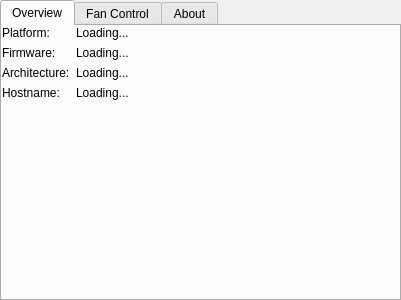
Old version of the form main.ui in the repository AnonymousHacker1279/RaspiControlPanel.
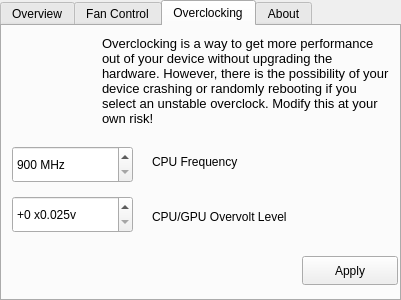
New version of the form. The open tabs and pages were chosen to show the change. Icons and pictures are not drawn.

Commit message: 0.2.0 Update Added the ability to overclock/overvolt directly from the application

```diff
--- a/main.ui
+++ b/main.ui
@@ -335,6 +335,120 @@
      </layout>
     </widget>
    </widget>
+   <widget class="QWidget" name="overclocking">
+    <attribute name="title">
+     <string>Overclocking</string>
+    </attribute>
+    <widget class="QLabel" name="overclockingIcon">
+     <property name="geometry">
+      <rect>
+       <x>0</x>
+       <y>0</y>
+       <width>101</width>
+       <height>101</height>
+      </rect>
+     </property>
+     <property name="text">
+      <string>&lt;html&gt;&lt;head/&gt;&lt;body&gt;&lt;p&gt;&lt;img src=&quot;:/overclocking/assets/overclock.png&quot;/&gt;&lt;/p&gt;&lt;/body&gt;&lt;/html&gt;</string>
+     </property>
+    </widget>
+    <widget class="QLabel" name="overclockingLabel">
+     <property name="geometry">
+      <rect>
+       <x>100</x>
+       <y>0</y>
+       <width>291</width>
+       <height>111</height>
+      </rect>
+     </property>
+     <property name="text">
+      <string>&lt;html&gt;&lt;head/&gt;&lt;body&gt;&lt;p&gt;&lt;span style=&quot; font-size:10pt;&quot;&gt;Overclocking is a way to get more performance out of your device without upgrading the hardware. However, there is the possibility of your device crashing or randomly rebooting if you select an unstable overclock. Modify this at your own risk!&lt;/span&gt;&lt;/p&gt;&lt;/body&gt;&lt;/html&gt;</string>
+     </property>
+     <property name="wordWrap">
+      <bool>true</bool>
+     </property>
+    </widget>
+    <widget class="QSpinBox" name="cpuFreqBox">
+     <property name="geometry">
+      <rect>
+       <x>10</x>
+       <y>120</y>
+       <width>121</width>
+       <height>37</height>
+      </rect>
+     </property>
+     <property name="suffix">
+      <string> MHz</string>
+     </property>
+     <property name="prefix">
+      <string/>
+     </property>
+     <property name="minimum">
+      <number>900</number>
+     </property>
+     <property name="maximum">
+      <number>2500</number>
+     </property>
+    </widget>
+    <widget class="QLabel" name="overclockingLabel_2">
+     <property name="geometry">
+      <rect>
+       <x>150</x>
+       <y>120</y>
+       <width>231</width>
+       <height>31</height>
+      </rect>
+     </property>
+     <property name="text">
+      <string>CPU Frequency</string>
+     </property>
+    </widget>
+    <widget class="QSpinBox" name="overvoltBox">
+     <property name="geometry">
+      <rect>
+       <x>10</x>
+       <y>170</y>
+       <width>121</width>
+       <height>37</height>
+      </rect>
+     </property>
+     <property name="suffix">
+      <string> x0.025v</string>
+     </property>
+     <property name="prefix">
+      <string>+</string>
+     </property>
+     <property name="maximum">
+      <number>6</number>
+     </property>
+    </widget>
+    <widget class="QLabel" name="overclockingLabel_3">
+     <property name="geometry">
+      <rect>
+       <x>150</x>
+       <y>170</y>
+       <width>241</width>
+       <height>41</height>
+      </rect>
+     </property>
+     <property name="text">
+      <string>CPU/GPU Overvolt Level</string>
+     </property>
+    </widget>
+    <widget class="QPushButton" name="overclockApply">
+     <property name="geometry">
+      <rect>
+       <x>300</x>
+       <y>230</y>
+       <width>96</width>
+       <height>29</height>
+      </rect>
+     </property>
+     <property name="text">
+      <string>Apply</string>
+     </property>
+    </widget>
+   </widget>
    <widget class="QWidget" name="about">
     <attribute name="title">
      <string>About</string>
```
Left out of the diff: 10 changed lines with no effect on the pictures. The commit also changes 10 other files.
